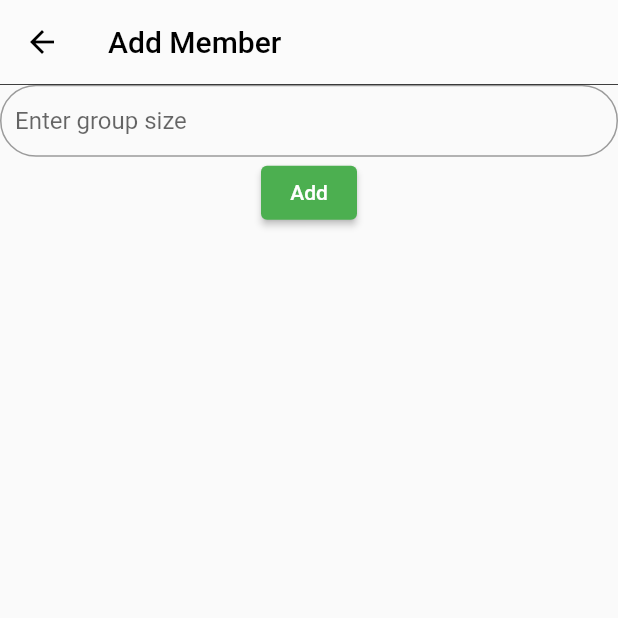
After one commit to aman123424/KLPDTechSoc, a Flutter app: the AddMember screen opened directly, on a phone screen of 412 x 824 dp, the top half of it. The commit adds this screen. Run offline on Flutter 3.47's test engine with Material 2 defaults, Android fonts, the phone set to English and light mode, and no system bars.

Commit message:
Add members, some UI work

```diff
--- /dev/null
+++ b/lib/addMember.dart
@@ -0,0 +1,77 @@
+import 'package:flutter/material.dart';
+import 'package:techsoc_comp/User.dart';
+
+class AddMember extends StatefulWidget {
+  const AddMember({Key? key}) : super(key: key);
+
+  @override
+  State<AddMember> createState() => _AddMemberState();
+}
+
+class _AddMemberState extends State<AddMember> {
+
+  TextEditingController nameController = TextEditingController();
+  final memberFormKey = GlobalKey<FormState>();
+
+  @override
+  Widget build(BuildContext context) {
+    return Scaffold(
+      appBar: AppBar(
+        title: Text("Add Member",style: TextStyle(color: Colors.black),),
+        elevation: 0.0,
+        backgroundColor: Colors.white24,
+        iconTheme: IconThemeData(color: Colors.black),
+      ),
+
+      body: Container(
+        decoration: BoxDecoration(
+            border: Border(top: BorderSide(
+                color: Colors.black,
+                width: 0.5,
+                style: BorderStyle.solid
+            ))
+        ),
+        child: Form(
+          key: memberFormKey,
+          child: Column(
+            mainAxisAlignment: MainAxisAlignment.start,
+            crossAxisAlignment: CrossAxisAlignment.center,
+            children: [
+              TextFormField(
+                controller: nameController,
+                keyboardType: TextInputType.number,
+                decoration: InputDecoration(
+                  contentPadding:
+                  const EdgeInsets.fromLTRB(
+                      10.0, 10.0, 5.0, 2.0),
+                  border: OutlineInputBorder(
+                    borderRadius:
+                    BorderRadius.circular(100.0),
+                  ),
+                  hintText: 'Enter group size',
+                ),
+                validator: (value) {
+                  if (value == null || value.isEmpty) {
+                    return "Please enter the group size";
+                  }
+                  return null;
+                },
+              ),
+
+              Center(
+                  child: ElevatedButton(
+                      onPressed: () {
+                        if(memberFormKey.currentState!.validate()){
+                          Navigator.pop(context,User(name: nameController.text));
+                        }
+                      },
+                      child: Text("Add")
+                  )
+              )
+            ],
+          ),
+        ),
+      ),
+    );
+  }
+}
--- a/lib/add_group.dart
+++ b/lib/add_group.dart
@@ -20,7 +20,7 @@ class _AddGroupState extends State<AddGroup> {
   Widget build(BuildContext context) {
     return Scaffold(
       appBar: AppBar(
-        title: Text("Add Group"),
+        title: Text("Add Group",style: TextStyle(color: Colors.black),),
       ),
       body: Form(
         key: groupFormKey,
--- a/lib/groupPage.dart
+++ b/lib/groupPage.dart
@@ -2,6 +2,7 @@ import 'package:flutter/material.dart';
 import 'Add_expense.dart';
 import 'Group.dart';
 import 'User.dart';
+import 'package:techsoc_comp/groupDetails.dart';
 
 class groupPage extends StatefulWidget {
   const groupPage({Key? key ,required this.group}) : super(key: key);
@@ -19,6 +20,9 @@ class _groupPageState extends State<groupPage> {
     return Scaffold(
       appBar: AppBar(
         title: Text(widget.group.name),
+        actions: [
+          IconButton(onPressed: () {Navigator.push(context, MaterialPageRoute(builder: (context) => GroupDetails(members: widget.group.members,)));}, icon: Icon(Icons.group))
+        ],
       ),
       body: Column(
         children: [
```
Also changed, not shown: lib/Add_expense.dart (+121 -23 lines), lib/groupDetails.dart (added, +152 -0 lines), lib/main.dart (+11 -3 lines).
